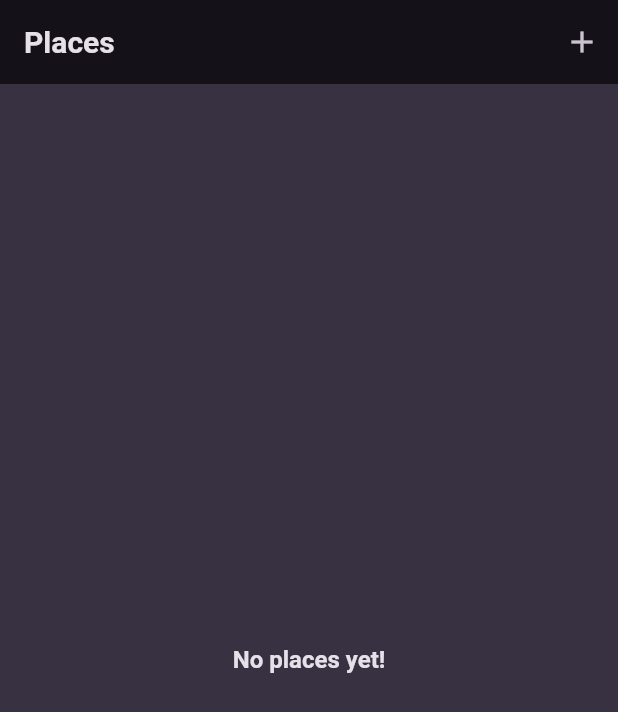
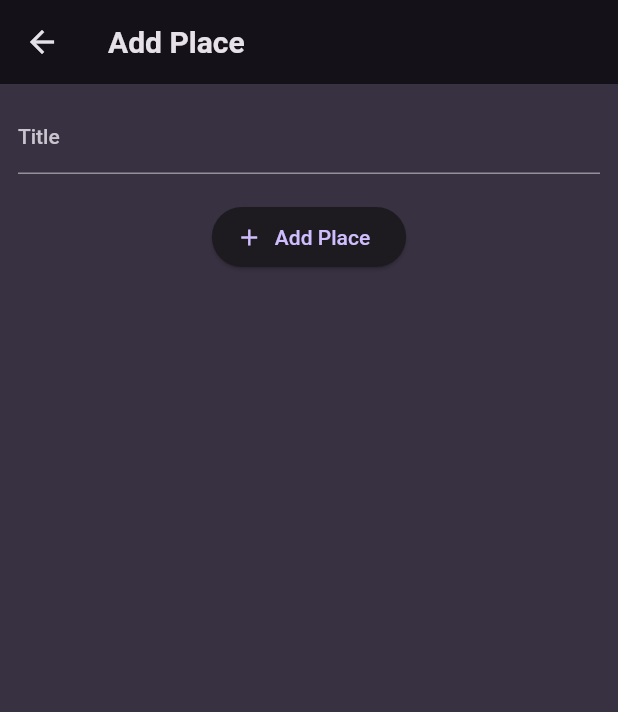
Before and after one commit to pranaypatel512/flutter_using_native_features, a Flutter app: the screen it shows after launch, after a tap on the "add" icon, on a phone screen of 412 x 824 dp. Shown: the top 712 px of the screen. Run offline on Flutter 3.47's test engine with Material 2 defaults, Android fonts, the light colour scheme and no system bars; our stand-ins replace flutter_riverpod, google_fonts.

Commit message:
Added place screen design

```diff
--- a/lib/screen/add_place.dart
+++ b/lib/screen/add_place.dart
@@ -0,0 +1,45 @@
+import 'package:flutter/material.dart';
+
+class AddPlaceScreen extends StatefulWidget {
+  const AddPlaceScreen({super.key});
+
+  @override
+  State<AddPlaceScreen> createState() => _AddPlaceScreenState();
+}
+
+class _AddPlaceScreenState extends State<AddPlaceScreen> {
+  final _titleEditingController = TextEditingController();
+  @override
+  void dispose() {
+    _titleEditingController.dispose();
+    super.dispose();
+  }
+
+  @override
+  Widget build(BuildContext context) {
+    return Scaffold(
+      appBar: AppBar(title: const Text('Add Place')),
+      body: SingleChildScrollView(
+        padding: EdgeInsets.all(12),
+        child: Column(
+          children: [
+            TextField(
+              decoration: InputDecoration(labelText: 'Title'),
+              controller: _titleEditingController,
+              style:
+                  TextStyle(color: Theme.of(context).colorScheme.onBackground),
+            ),
+            SizedBox(
+              height: 18,
+            ),
+            ElevatedButton.icon(
+              icon: Icon(Icons.add),
+              onPressed: () {},
+              label: Text('Add Place'),
+            )
+          ],
+        ),
+      ),
+    );
+  }
+}
--- a/lib/screen/places.dart
+++ b/lib/screen/places.dart
@@ -1,5 +1,6 @@
 import 'package:flutter/material.dart';
 import 'package:flutter_riverpod/flutter_riverpod.dart';
+import 'package:flutter_using_native_features/screen/add_place.dart';
 import 'package:flutter_using_native_features/widget/place_list.dart';
 
 class PlacesScreen extends ConsumerWidget {
@@ -10,7 +11,15 @@ class PlacesScreen extends ConsumerWidget {
     return Scaffold(
       appBar: AppBar(
         title: const Text('Places'),
-        actions: [IconButton(onPressed: () {}, icon: const Icon(Icons.add))],
+        actions: [
+          IconButton(
+              onPressed: () {
+                Navigator.push(context, MaterialPageRoute(builder: (builder) {
+                  return AddPlaceScreen();
+                }));
+              },
+              icon: const Icon(Icons.add))
+        ],
       ),
       body: PlaceList(places: []),
     );
```
